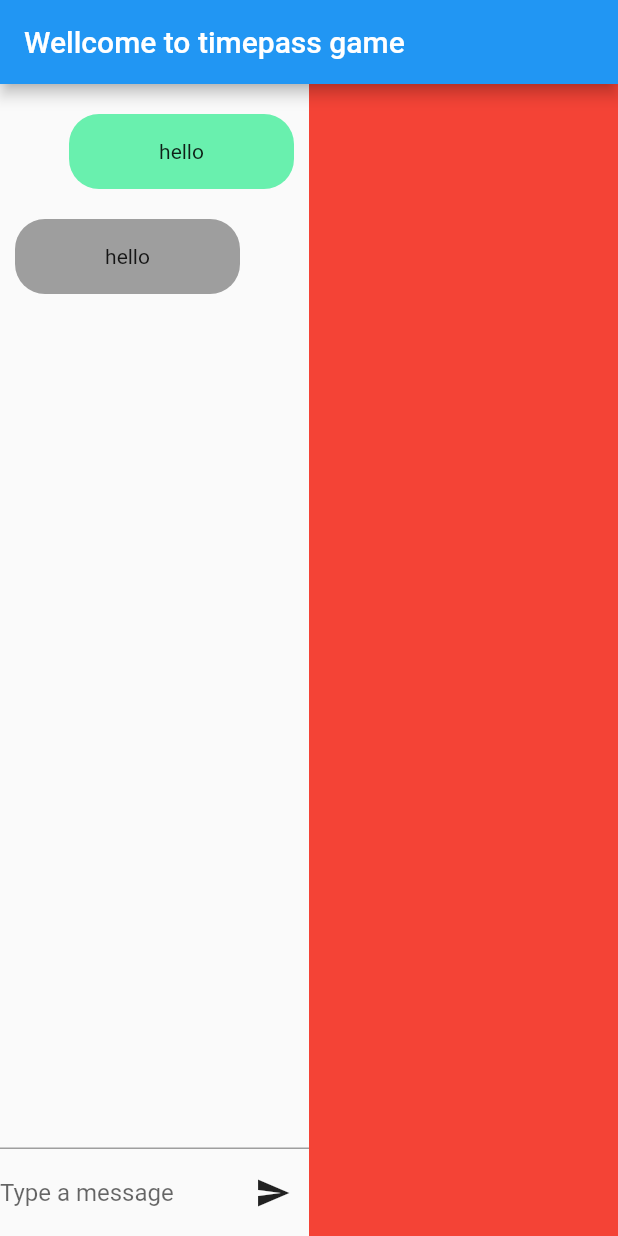
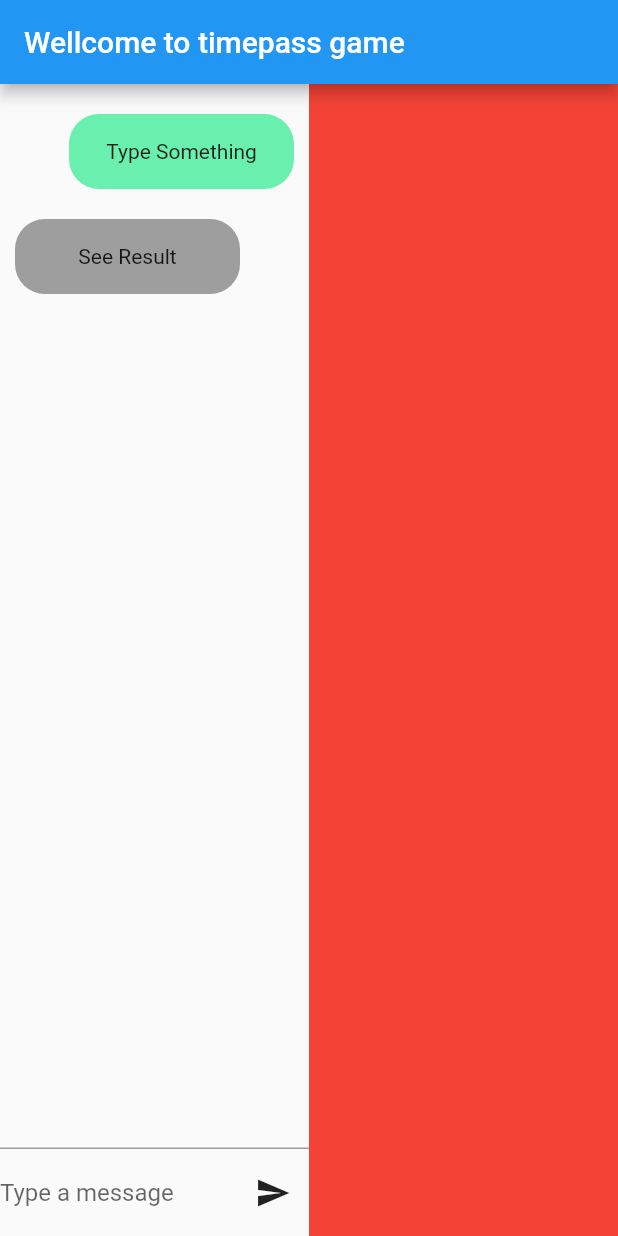
Before and after one commit to ChandraChaan/portfolio, a Flutter app: the screen it shows after launch, on a phone screen of 412 x 824 dp. Run offline on Flutter 3.47's test engine with Material 2 defaults, Android fonts, the phone set to English and light mode, and no system bars; our stand-ins replace auto_size_text, awesome_dialog, cached_network_image, firebase_core, firebase_messaging, flutter_animate and 4 more; missing offline and left inert: dart:html; accounts and stored records are empty.

Commit message:
whatsapp page ui completed

```diff
--- a/lib/animation_route/gaming_page.dart
+++ b/lib/animation_route/gaming_page.dart
@@ -8,9 +8,9 @@ class Secondpage extends StatefulWidget {
 }
 
 class _SecondpageState extends State<Secondpage> {
-  TextEditingController inputController = new TextEditingController();
-  String _text = "hello";
-  String replytest = "hello";
+  TextEditingController inputController = TextEditingController();
+  String _text = "Type Something";
+  String replytest = "See Result";
 
   getReply() {
     String rText = 'ok';
```
